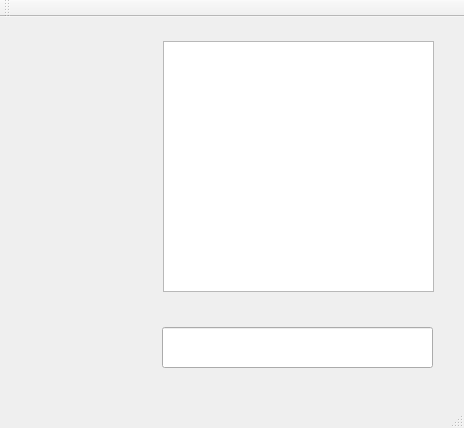
Above: mainwindow.ui from jc1995wade/mySerialPort before the change. Below: the same form after it.
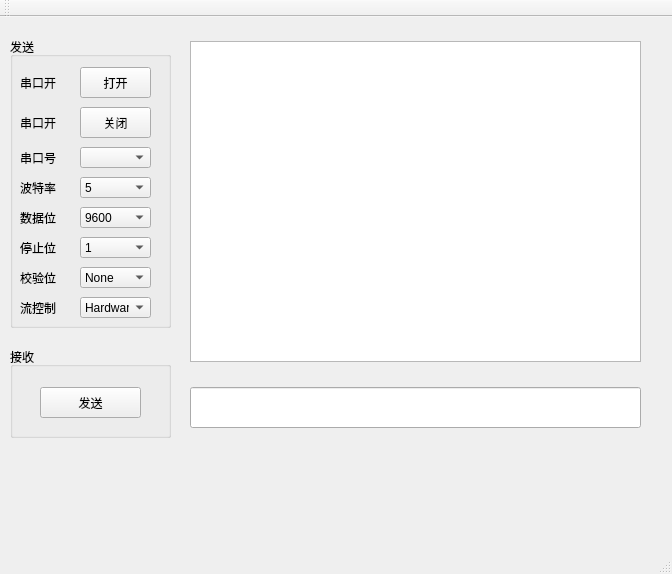
That is the form after the change.

```diff
--- a/mainwindow.ui
+++ b/mainwindow.ui
@@ -6,8 +6,8 @@
    <rect>
     <x>0</x>
     <y>0</y>
-    <width>464</width>
-    <height>428</height>
+    <width>672</width>
+    <height>574</height>
    </rect>
   </property>
   <property name="windowTitle">
@@ -17,23 +17,359 @@
    <widget class="QTextEdit" name="textRData">
     <property name="geometry">
      <rect>
-      <x>163</x>
+      <x>190</x>
       <y>24</y>
-      <width>271</width>
-      <height>251</height>
+      <width>451</width>
+      <height>321</height>
      </rect>
     </property>
    </widget>
    <widget class="QLineEdit" name="editSendData">
     <property name="geometry">
      <rect>
-      <x>162</x>
-      <y>310</y>
-      <width>271</width>
+      <x>190</x>
+      <y>370</y>
+      <width>451</width>
       <height>41</height>
      </rect>
     </property>
    </widget>
+   <widget class="QGroupBox" name="groupBox">
+    <property name="geometry">
+     <rect>
+      <x>10</x>
+      <y>20</y>
+      <width>161</width>
+      <height>291</height>
+     </rect>
+    </property>
+    <property name="title">
+     <string>发送</string>
+    </property>
+    <widget class="QPushButton" name="btnClose">
+     <property name="geometry">
+      <rect>
+       <x>70</x>
+       <y>70</y>
+       <width>71</width>
+       <height>31</height>
+      </rect>
+     </property>
+     <property name="text">
+      <string>关闭</string>
+     </property>
+    </widget>
+    <widget class="QPushButton" name="btnOpen">
+     <property name="geometry">
+      <rect>
+       <x>70</x>
+       <y>30</y>
+       <width>71</width>
+       <height>31</height>
+      </rect>
+     </property>
+     <property name="text">
+      <string>打开</string>
+     </property>
+    </widget>
+    <widget class="QComboBox" name="cb_COM">
+     <property name="geometry">
+      <rect>
+       <x>70</x>
+       <y>110</y>
+       <width>71</width>
+       <height>21</height>
+      </rect>
+     </property>
+    </widget>
+    <widget class="QLabel" name="label">
+     <property name="geometry">
+      <rect>
+       <x>10</x>
+       <y>110</y>
+       <width>51</width>
+       <height>21</height>
+      </rect>
+     </property>
+     <property name="text">
+      <string>串口号</string>
+     </property>
+    </widget>
+    <widget class="QLabel" name="label_2">
+     <property name="geometry">
+      <rect>
+       <x>10</x>
+       <y>30</y>
+       <width>51</width>
+       <height>31</height>
+      </rect>
+     </property>
+     <property name="text">
+      <string>串口开</string>
+     </property>
+    </widget>
+    <widget class="QLabel" name="label_3">
+     <property name="geometry">
+      <rect>
+       <x>10</x>
+       <y>70</y>
+       <width>51</width>
+       <height>31</height>
+      </rect>
+     </property>
+     <property name="text">
+      <string>串口开</string>
+     </property>
+    </widget>
+    <widget class="QComboBox" name="cb_baudRate">
+     <property name="geometry">
+      <rect>
+       <x>70</x>
+       <y>140</y>
+       <width>71</width>
+       <height>21</height>
+      </rect>
+     </property>
+     <item>
+      <property name="text">
+       <string>5</string>
+      </property>
+     </item>
+     <item>
+      <property name="text">
+       <string>6</string>
+      </property>
+     </item>
+     <item>
+      <property name="text">
+       <string>7</string>
+      </property>
+     </item>
+     <item>
+      <property name="text">
+       <string>8</string>
+      </property>
+     </item>
+    </widget>
+    <widget class="QLabel" name="label_4">
+     <property name="geometry">
+      <rect>
+       <x>10</x>
+       <y>140</y>
+       <width>51</width>
+       <height>21</height>
+      </rect>
+     </property>
+     <property name="text">
+      <string>波特率</string>
+     </property>
+    </widget>
+    <widget class="QLabel" name="label_5">
+     <property name="geometry">
+      <rect>
+       <x>10</x>
+       <y>170</y>
+       <width>51</width>
+       <height>21</height>
+      </rect>
+     </property>
+     <property name="text">
+      <string>数据位</string>
+     </property>
+    </widget>
+    <widget class="QLabel" name="label_6">
+     <property name="geometry">
+      <rect>
+       <x>10</x>
+       <y>200</y>
+       <width>51</width>
+       <height>21</height>
+      </rect>
+     </property>
+     <property name="text">
+      <string>停止位</string>
+     </property>
+    </widget>
+    <widget class="QLabel" name="label_7">
+     <property name="geometry">
+      <rect>
+       <x>10</x>
+       <y>230</y>
+       <width>51</width>
+       <height>21</height>
+      </rect>
+     </property>
+     <property name="text">
+      <string>校验位</string>
+     </property>
+    </widget>
+    <widget class="QLabel" name="label_8">
+     <property name="geometry">
+      <rect>
+       <x>10</x>
+       <y>260</y>
+       <width>51</width>
+       <height>21</height>
+      </rect>
+     </property>
+     <property name="text">
+      <string>流控制</string>
+     </property>
+    </widget>
+    <widget class="QComboBox" name="cb_dataBits">
+     <property name="geometry">
+      <rect>
+       <x>70</x>
+       <y>170</y>
+       <width>71</width>
+       <height>21</height>
+      </rect>
+     </property>
+     <item>
+      <property name="text">
+       <string>9600</string>
+      </property>
+     </item>
+     <item>
+      <property name="text">
+       <string>115200</string>
+      </property>
+     </item>
+    </widget>
+    <widget class="QComboBox" name="cb_stopBit">
+     <property name="geometry">
+      <rect>
+       <x>70</x>
+       <y>200</y>
+       <width>71</width>
+       <height>21</height>
+      </rect>
+     </property>
+     <item>
+      <property name="text">
+       <string>1</string>
+      </property>
+     </item>
+     <item>
+      <property name="text">
+       <string>1.5</string>
+      </property>
+     </item>
+     <item>
+      <property name="text">
+       <string>2</string>
+      </property>
+     </item>
+    </widget>
+    <widget class="QComboBox" name="cb_chickBit">
+     <property name="geometry">
+      <rect>
+       <x>70</x>
+       <y>230</y>
+       <width>71</width>
+       <height>21</height>
+      </rect>
+     </property>
+     <item>
+      <property name="text">
+       <string>None</string>
+      </property>
+     </item>
+     <item>
+      <property name="text">
+       <string>Odd</string>
+      </property>
+     </item>
+     <item>
+      <property name="text">
+       <string>Even</string>
+      </property>
+     </item>
+     <item>
+      <property name="text">
+       <string>Mark</string>
+      </property>
+     </item>
+     <item>
+      <property name="text">
+       <string>Space</string>
+      </property>
+     </item>
+    </widget>
+    <widget class="QComboBox" name="cb_controlFlow">
+     <property name="geometry">
+      <rect>
+       <x>70</x>
+       <y>260</y>
+       <width>71</width>
+       <height>21</height>
+      </rect>
+     </property>
+     <item>
+      <property name="text">
+       <string>Hardware</string>
+      </property>
+     </item>
+     <item>
+      <property name="text">
+       <string>Software</string>
+      </property>
+     </item>
+     <item>
+      <property name="text">
+       <string>None</string>
+      </property>
+     </item>
+     <item>
+      <property name="text">
+       <string>Custom</string>
+      </property>
+     </item>
+    </widget>
+    <zorder>btnClose</zorder>
+    <zorder>btnOpen</zorder>
+    <zorder>cb_COM</zorder>
+    <zorder>plainTextEdit</zorder>
+    <zorder>label</zorder>
+    <zorder>label_2</zorder>
+    <zorder>label_3</zorder>
+    <zorder>cb_baudRate</zorder>
+    <zorder>label_4</zorder>
+    <zorder>label_5</zorder>
+    <zorder>label_6</zorder>
+    <zorder>label_7</zorder>
+    <zorder>label_8</zorder>
+    <zorder>cb_dataBits</zorder>
+    <zorder>cb_stopBit</zorder>
+    <zorder>cb_chickBit</zorder>
+    <zorder>cb_controlFlow</zorder>
+   </widget>
+   <widget class="QGroupBox" name="groupBox_2">
+    <property name="geometry">
+     <rect>
+      <x>10</x>
+      <y>330</y>
+      <width>161</width>
+      <height>91</height>
+     </rect>
+    </property>
+    <property name="title">
+     <string>接收</string>
+    </property>
+    <widget class="QPushButton" name="btnSend">
+     <property name="geometry">
+      <rect>
+       <x>30</x>
+       <y>40</y>
+       <width>101</width>
+       <height>31</height>
+      </rect>
+     </property>
+     <property name="text">
+      <string>发送</string>
+     </property>
+    </widget>
+   </widget>
   </widget>
   <widget class="QMenuBar" name="menuBar">
    <property name="geometry">
```
Left out of the diff: 2 changed lines with no effect on the pictures.
